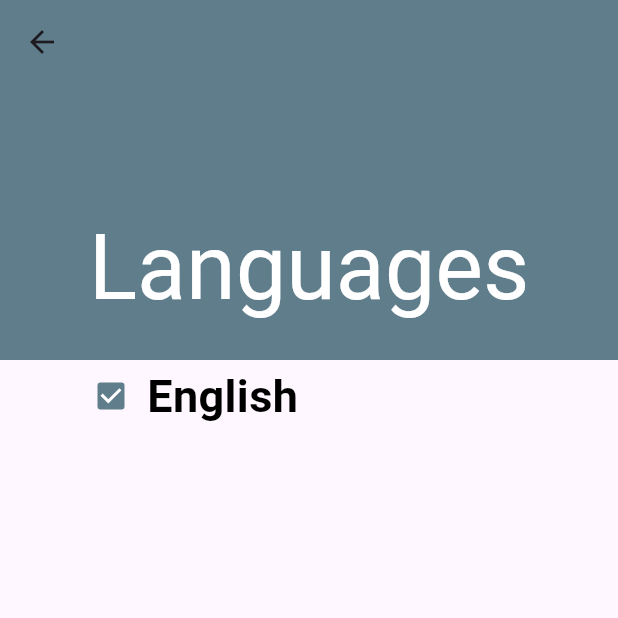
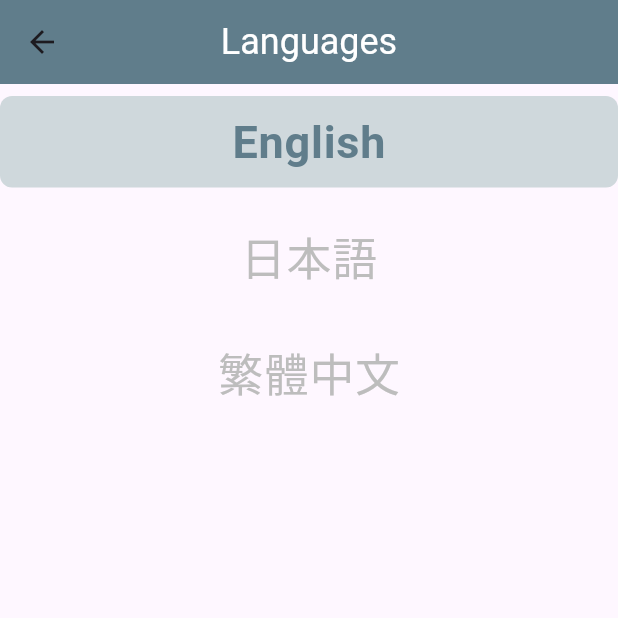
Before and after one commit to ForgerWise/FoodList, a Flutter app: the screen it shows after launch, item 2 of the bottom bar chosen, after a tap on "Languages", on a phone screen of 412 x 824 dp, the top half of it. Run offline on Flutter 3.47's test engine with Material 3 defaults, Android fonts, the phone set to English and light mode, and no system bars; our stand-ins replace flutter_slidable, flutter_staggered_animations, hive, hive_flutter, shared_preferences; accounts and stored records are empty; generated files the repository leaves out were written again.

Commit message:
Fix Contact Us button and update some UI
- Fixed issue with Contact Us button by removing
  the non-functional canHandleUrl method.
- Update UI
  - Improve UI make it more identical
  - Add language options
- Add language database to store language options

```diff
--- /dev/null
+++ b/lib/database/languagedb.dart
@@ -0,0 +1,66 @@
+import 'package:hive/hive.dart';
+import 'package:path_provider/path_provider.dart';
+
+class LanguageDB {
+  static const String _boxName = 'languageBox';
+  static late Box<String> _languageBox;
+
+  static const Map<String, String> languageNames = {
+    'en': 'English',
+    'ja': '日本語',
+    'zh': '繁體中文',
+  };
+
+  static const List<String> notFinishedLanguages = ['ja', 'zh'];
+
+  static Future<void> init() async {
+    final directory = await getApplicationDocumentsDirectory();
+    Hive.init(directory.path);
+    _languageBox = await Hive.openBox<String>(_boxName);
+  }
+
+  static Future<void> setLanguage(String languageCode) async {
+    if (!languageNames.containsKey(languageCode)) {
+      throw Exception('Language code is not valid');
+    } else if (languageCode == getLanguage()) {
+      return;
+    } else {
+      await _languageBox.put('selectedLanguage', languageCode);
+    }
+  }
+
+  static String? getLanguage() {
+    return _languageBox.get('selectedLanguage', defaultValue: 'en');
+  }
+
+  static List<String> getNotFinishedLanguages() {
+    // * Define a default list of not finished languages (e.g., 'ja', 'zh')
+    final selectedLanguage = getLanguage();
+    return notFinishedLanguages
+        .where((lang) => lang != selectedLanguage)
+        .toList();
+  }
+
+  static List<String> getLanguagesList() {
+    final selectedLanguage = getLanguage();
+    final notFinishedLanguages = getNotFinishedLanguages();
+
+    // * The language will sort as
+    // * Selected language -> Finished languages -> Not finished languages
+    List<String> languagesList = [selectedLanguage!];
+    int selectedIndex = 1;
+    for (var key in languageNames.keys) {
+      if (key != selectedLanguage && !notFinishedLanguages.contains(key)) {
+        languagesList.insert(selectedIndex, key);
+        selectedIndex++;
+      } else if (key != selectedLanguage) {
+        languagesList.add(key);
+      }
+    }
+    return languagesList;
+  }
+
+  static Future<void> close() async {
+    await _languageBox.close();
+  }
+}
--- a/lib/main.dart
+++ b/lib/main.dart
@@ -6,6 +6,7 @@ import 'package:hive_flutter/hive_flutter.dart';
 import 'package:flutter_gen/gen_l10n/app_localizations.dart';
 import 'package:shared_preferences/shared_preferences.dart';
 
+import 'database/languageDB.dart';
 import 'page/add_page.dart';
 import 'page/homepage.dart';
 import 'page/setting_page.dart';
@@ -17,6 +18,7 @@ import 'l10n/l10n.dart';
 void main() async {
   await Hive.initFlutter();
   var box = await Hive.openBox("mybox");
+  await LanguageDB.init();
 
   SharedPreferences prefs = await SharedPreferences.getInstance();
   String? languageCode = prefs.getString('languageCode');
@@ -98,12 +100,12 @@ class _MainPageState extends State<MainPage> {
           destinations: const [
             NavigationDestination(
               icon: Icon(Icons.home_outlined),
-              selectedIcon: Icon(Icons.home),
+              selectedIcon: Icon(Icons.home, color: Colors.white),
               label: 'Home',
             ),
             NavigationDestination(
               icon: Icon(Icons.settings_outlined),
-              selectedIcon: Icon(Icons.settings),
+              selectedIcon: Icon(Icons.settings, color: Colors.white),
               label: 'Settings',
             ),
           ],
--- a/lib/page/setting_page.dart
+++ b/lib/page/setting_page.dart
@@ -3,6 +3,7 @@ import 'package:flutter/material.dart';
 import '../setting/language.dart';
 import '../setting/policy.dart';
 import '../setting/about.dart';
+import 'package:url_launcher/url_launcher.dart';
 
 class SettingPage extends StatefulWidget {
   const SettingPage({Key? key}) : super(key: key);
@@ -12,31 +13,34 @@ class SettingPage extends StatefulWidget {
 }
 
 class _SettingPageState extends State<SettingPage> {
+  final String email = "forgerwise@gmail.com";
+
+  void _sendMail() {
+    final Uri emailUri = Uri(
+      scheme: 'mailto',
+      path: email,
+    );
+    try {
+      launchUrl(emailUri);
+    } catch (e) {
+      print('Error: $e');
+    }
+  }
+
   @override
   Widget build(BuildContext context) {
     return Scaffold(
-      body: NestedScrollView(
-        floatHeaderSlivers: true,
-        headerSliverBuilder: (context, innerBoxIsScrolled) => [
-          const SliverAppBar(
-            shape: Border(
-                bottom:
-                    BorderSide(color: Colors.black54, style: BorderStyle.none)),
+      appBar: AppBar(
+        shape: const Border(
+            bottom: BorderSide(color: Colors.black54, style: BorderStyle.none)),
         centerTitle: true,
         backgroundColor: Colors.blueGrey,
-            expandedHeight: 240,
-            flexibleSpace: FlexibleSpaceBar(
-              centerTitle: true,
-              expandedTitleScale: 1,
-              title: Text('Settings',
-                  style: TextStyle(color: Colors.white, fontSize: 70)),
-              background: ColoredBox(color: Colors.transparent),
-              titlePadding: EdgeInsets.all(24),
+        title: const Text('Settings',
+            style: TextStyle(
+                color: Colors.white,
+                fontSize: 24,
+                fontWeight: FontWeight.bold)),
       ),
-            floating: true,
-            pinned: true,
-          )
-        ],
       body: Container(
         padding: const EdgeInsets.all(24),
         child: Wrap(
@@ -73,7 +77,7 @@ class _SettingPageState extends State<SettingPage> {
                 size: 24,
               ),
               title: const Text(
-                  'Privacy Policy',
+                'Policy',
                 style: TextStyle(
                   color: Colors.black,
                   fontSize: 24,
@@ -98,7 +102,7 @@ class _SettingPageState extends State<SettingPage> {
                 size: 24,
               ),
               title: const Text(
-                  'About App',
+                'About',
                 style: TextStyle(
                   color: Colors.black,
                   fontSize: 24,
@@ -116,6 +120,11 @@ class _SettingPageState extends State<SettingPage> {
           ],
         ),
       ),
+      floatingActionButton: FloatingActionButton.extended(
+        onPressed: _sendMail,
+        label: const Text("Contact Us", style: TextStyle(color: Colors.white)),
+        icon: const Icon(Icons.email, color: Colors.white),
+        backgroundColor: Colors.blueGrey,
       ),
     );
   }
--- a/lib/setting/language.dart
+++ b/lib/setting/language.dart
@@ -1,5 +1,7 @@
 import 'package:flutter/material.dart';
 import 'package:flutter_staggered_animations/flutter_staggered_animations.dart';
+
+import '../database/languageDB.dart';
 
 class LanguagePage extends StatefulWidget {
   const LanguagePage({Key? key}) : super(key: key);
@@ -9,67 +11,92 @@ class LanguagePage extends StatefulWidget {
 }
 
 class _LanguageState extends State<LanguagePage> {
-  final languageNames = {
-    'en': 'English',
-    'ja': '日本語',
-    'zh': '繁體中文',
-  };
+  late List<String> languagesList;
+  late List<String> notFinishedLanguages;
+  final Map<String, String> languageNames = LanguageDB.languageNames;
+  final snackBar = SnackBar(
+    content: Text("This language is not supported yet! We're working on it!"),
+    duration: const Duration(seconds: 2),
+    backgroundColor: Colors.blueGrey,
+  );
+
+  @override
+  void initState() {
+    super.initState();
+    languagesList = LanguageDB.getLanguagesList();
+    notFinishedLanguages = LanguageDB.getNotFinishedLanguages();
+  }
+
+  void _updateSelectedLanguage(String selected) async {
+    await LanguageDB.setLanguage(selected);
+    setState(() {
+      languagesList = LanguageDB.getLanguagesList();
+    });
+  }
 
   @override
   Widget build(BuildContext context) {
     return Scaffold(
-      body: NestedScrollView(
-        floatHeaderSlivers: true,
-        headerSliverBuilder: (context, innerBoxIsScrolled) => [
-          const SliverAppBar(
-            shape: Border(
-                bottom:
-                    BorderSide(color: Colors.black54, style: BorderStyle.none)),
+      appBar: AppBar(
+        shape: const Border(
+            bottom: BorderSide(color: Colors.black54, style: BorderStyle.none)),
         centerTitle: true,
         backgroundColor: Colors.blueGrey,
-            expandedHeight: 240,
-            flexibleSpace: FlexibleSpaceBar(
-              centerTitle: true,
-              expandedTitleScale: 1,
-              title: Text('Languages',
-                  style: TextStyle(color: Colors.white, fontSize: 60)),
-              background: ColoredBox(color: Colors.transparent),
-              titlePadding: EdgeInsets.all(24),
+        title: const Text('Languages',
+            style: TextStyle(color: Colors.white, fontSize: 24)),
       ),
-            floating: true,
-            pinned: true,
-          )
-        ],
       body: AnimationLimiter(
         child: ListView.builder(
-            itemCount: 1,
+          itemCount: languagesList.length,
           itemBuilder: (context, index) {
+            final languageCode = languagesList[index];
+            final languageName = languageNames[languageCode] ?? '';
+            final isSelected = LanguageDB.getLanguage() == languageCode;
+
             return AnimationConfiguration.staggeredList(
               position: index,
               duration: const Duration(milliseconds: 375),
               child: SlideAnimation(
-                  verticalOffset: 50.0,
+                verticalOffset: 150.0,
                 child: FadeInAnimation(
-                    child: Column(
-                      children: [
-                        Row(
-                          children: [
-                            const SizedBox(width: 50),
-                            Checkbox(
-                              value: true,
-                              onChanged: (value) {},
-                              activeColor: Colors.blueGrey,
+                  child: Container(
+                    margin: const EdgeInsets.symmetric(
+                        vertical:
+                            8.0), // * Modify the margin between each ListTile
+                    decoration: BoxDecoration(
+                      color: isSelected
+                          ? Colors.blueGrey[100]
+                          : Colors.transparent,
+                      borderRadius: BorderRadius.circular(8.0),
                     ),
-                            const Text(
-                              "English",
+                    child: ListTile(
+                      title: Align(
+                        alignment: Alignment.center,
+                        child: Text(
+                          languageName,
                           style: TextStyle(
                             fontSize: 30,
-                                  fontWeight: FontWeight.bold,
-                                  color: Colors.black),
+                            fontWeight: isSelected
+                                ? FontWeight.bold
+                                : FontWeight.normal,
+                            color:
+                                isSelected ? Colors.blueGrey : Colors.grey[400],
                           ),
-                          ],
                         ),
-                      ],
+                      ),
+                      contentPadding:
+                          const EdgeInsets.symmetric(horizontal: 16.0),
+                      onTap: () {
+                        if (!isSelected &&
+                            !notFinishedLanguages.contains(languageCode)) {
+                          _updateSelectedLanguage(languageCode);
+                        } else if (notFinishedLanguages
+                            .contains(languageCode)) {
+                          // * Show a pop up message that is not supported yet
+                          ScaffoldMessenger.of(context).showSnackBar(snackBar);
+                        }
+                      },
+                    ),
                   ),
                 ),
               ),
@@ -77,7 +104,6 @@ class _LanguageState extends State<LanguagePage> {
           },
         ),
       ),
-      ),
     );
   }
 }
--- a/pubspec.yaml
+++ b/pubspec.yaml
@@ -16,7 +16,7 @@ publish_to: "none" # Remove this line if you wish to publish to pub.dev
 # https://developer.apple.com/library/archive/documentation/General/Reference/InfoPlistKeyReference/Articles/CoreFoundationKeys.html
 # In Windows, build-name is used as the major, minor, and patch parts
 # of the product and file versions while build-number is used as the build suffix.
-version: 1.0.0+1
+version: 1.2.1 +3 # ! Change this to the latest version
 
 environment:
   sdk: ">=3.1.0-83.0.dev <4.0.0"
```
Also changed, not shown: lib/setting/about.dart (+5 -18 lines), lib/setting/policy.dart (+7 -51 lines), 2 other files. Lines whose indentation alone changed are shown as unchanged.
